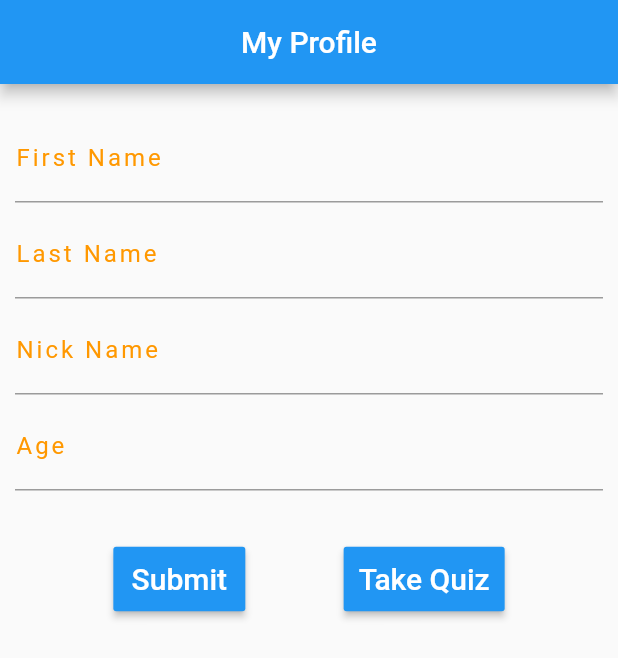
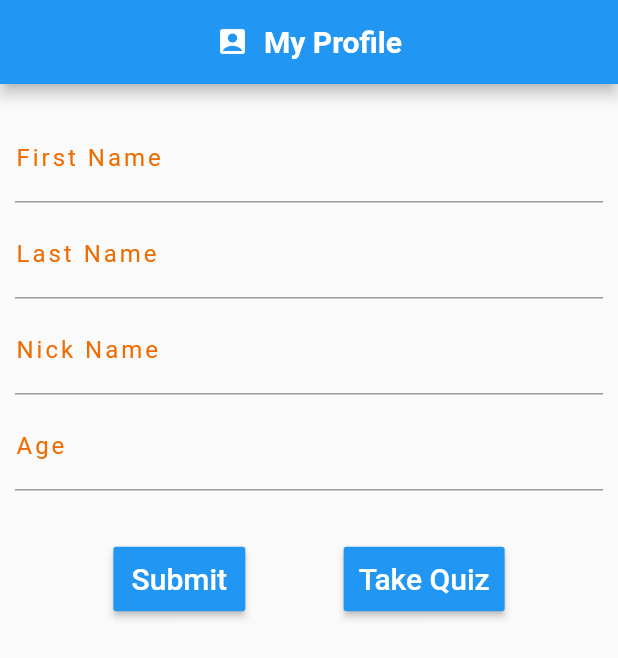
Before and after one commit to dhvaneshshah97/Quiz_App_Flutter, a Flutter app: the screen it shows after launch, on a phone screen of 412 x 824 dp. Shown: the top 658 px of the screen. Run offline on Flutter 3.47's test engine with Material 2 defaults, Android fonts, the phone set to English and light mode, and no system bars; our stand-ins replace flutter_spinkit, shared_preferences.

Commit message:
Add some stylings

```diff
--- a/lib/home.dart
+++ b/lib/home.dart
@@ -110,12 +110,24 @@ class _HomePageState extends State<HomePage> {
   Widget build(BuildContext context) {
     return Scaffold(
       appBar: AppBar(
-        title: Text("My Profile"),
+        title: RichText(
+          text: TextSpan(
+            children: [
+              WidgetSpan(
+                child: Icon(Icons.account_box, size: 22),
+              ),
+              TextSpan(
+                  text: "  My Profile",
+                  style:
+                      TextStyle(fontSize: 20.0, fontWeight: FontWeight.bold)),
+            ],
+          ),
+        ),
         centerTitle: true,
       ),
       body: SingleChildScrollView(
         child: Container(
-          padding: EdgeInsets.fromLTRB(10.0, 20.0, 10.0, 0.0),
+          padding: EdgeInsets.fromLTRB(10.0, 20.0, 10.0, 15.0),
           child: Column(
             children: [
               Form(
@@ -130,7 +142,7 @@ class _HomePageState extends State<HomePage> {
                           labelText: 'First Name',
                           labelStyle: TextStyle(
                             letterSpacing: 2.0,
-                            color: Colors.orange,
+                            color: Colors.orange[800],
                           )),
                       textInputAction: TextInputAction.done,
                       keyboardType: TextInputType.text,
@@ -146,7 +158,7 @@ class _HomePageState extends State<HomePage> {
                           labelText: 'Last Name',
                           labelStyle: TextStyle(
                             letterSpacing: 2.0,
-                            color: Colors.orange,
+                            color: Colors.orange[800],
                           )),
                       textInputAction: TextInputAction.done,
                       keyboardType: TextInputType.text,
@@ -162,13 +174,10 @@ class _HomePageState extends State<HomePage> {
                           labelText: 'Nick Name',
                           labelStyle: TextStyle(
                             letterSpacing: 2.0,
-                            color: Colors.orange,
+                            color: Colors.orange[800],
                           )),
                       textInputAction: TextInputAction.done,
                       keyboardType: TextInputType.text,
-                      style: TextStyle(
-                        letterSpacing: 2.0,
-                      ),
                     ),
                     SizedBox(
                       height: 5.0,
@@ -181,7 +190,7 @@ class _HomePageState extends State<HomePage> {
                           labelText: 'Age',
                           labelStyle: TextStyle(
                             letterSpacing: 2.0,
-                            color: Colors.orange,
+                            color: Colors.orange[800],
                           )),
                       textInputAction: TextInputAction.done,
                       keyboardType: TextInputType.number,
--- a/lib/question.dart
+++ b/lib/question.dart
@@ -9,8 +9,8 @@ class Question extends StatelessWidget {
   Widget build(BuildContext context) {
     return Container(
       child: Text(
-        questionText,
-        style: TextStyle(fontSize: 28.0),
+        'Q. ' + questionText,
+        style: TextStyle(fontSize: 23.0),
         textAlign: TextAlign.center,
       ),
     );
--- a/lib/splash.dart
+++ b/lib/splash.dart
@@ -1,5 +1,4 @@
 import 'dart:async';
-
 import 'package:CoolQuiz/home.dart';
 import 'package:flutter/material.dart';
 import 'package:flutter_spinkit/flutter_spinkit.dart';
@@ -13,7 +12,7 @@ class _SplashScreenState extends State<SplashScreen> {
   @override
   void initState() {
     super.initState();
-    Timer(Duration(seconds: 3), () {
+    Timer(Duration(milliseconds: 1500), () {
       Navigator.of(context).pushReplacement(MaterialPageRoute(
         builder: (context) => HomePage(),
       ));
```
Also changed, not shown: lib/quiz.dart (+36 -7 lines).
